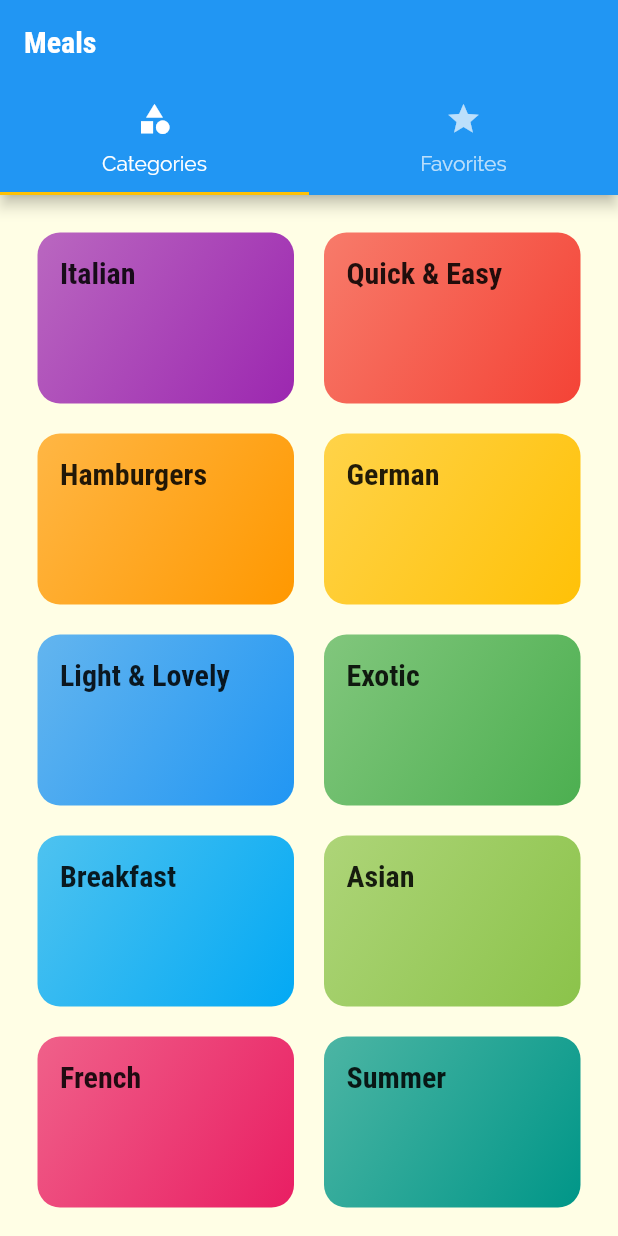
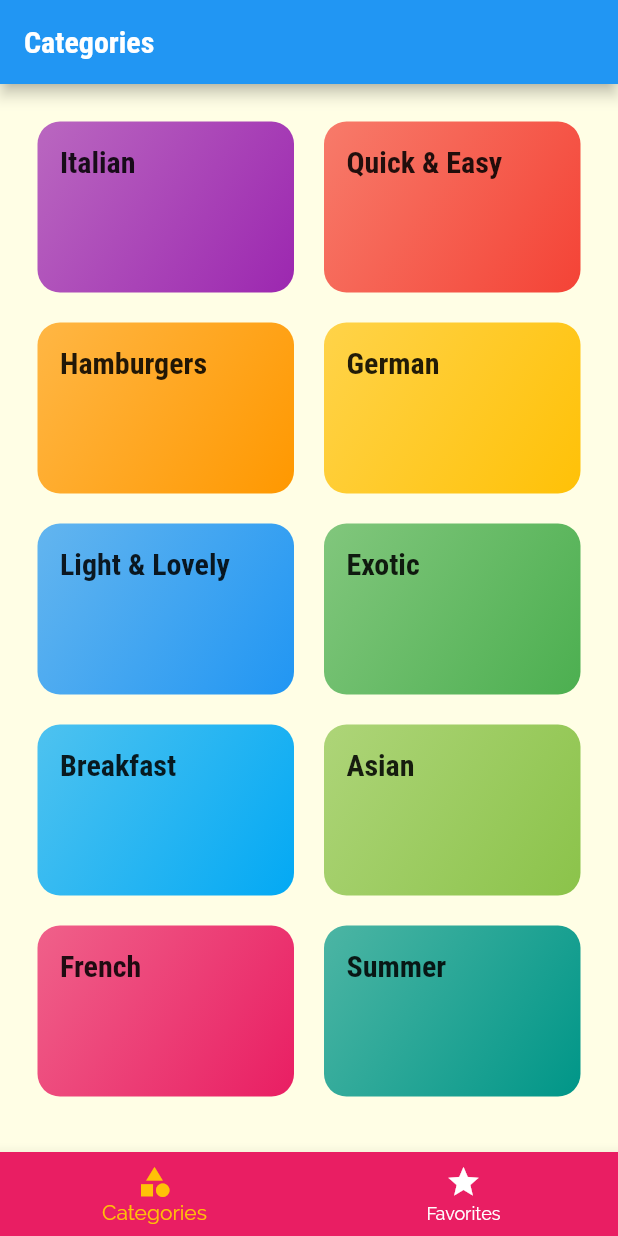
Before and after one commit to rodrigodsluz/flutter_meals_app, a Flutter app: the screen it shows after launch, on a phone screen of 412 x 824 dp. Run offline on Flutter 3.47's test engine with Material 2 defaults, Android fonts, the phone set to English and light mode, and no system bars.

```diff
--- a/lib/screens/tabs_screen.dart
+++ b/lib/screens/tabs_screen.dart
@@ -9,32 +9,51 @@ class TabsScreen extends StatefulWidget {
 }
 
 class _TabsScreenState extends State<TabsScreen> {
+  final List<Map<String, Object>> _pages = [
+    {
+      'page': CategoriesScreen(),
+      'title': 'Categories',
+    },
+    {
+      'page': FavoritesScreen(),
+      'title': 'Your Favorites',
+    },
+  ];
+
+  int _selectedPageIndex = 0;
+
+  void _selectPage(int index) {
+    setState(() {
+      _selectedPageIndex = index;
+    });
+  }
+
   @override
   Widget build(BuildContext context) {
-    return DefaultTabController(
-      length: 2,
-      child: Scaffold(
-        appBar: AppBar(
-          title: Text('Meals'),
-          bottom: TabBar(
-            tabs: [
-              Tab(
-                icon: Icon(Icons.category),
-                text: 'Categories',
-              ),
-              Tab(
-                icon: Icon(Icons.star),
-                text: 'Favorites',
-              ),
-            ],
+    return Scaffold(
+      appBar: AppBar(
+        title: Text(_pages[_selectedPageIndex]['title']),
+      ),
+      body: _pages[_selectedPageIndex]['page'],
+      bottomNavigationBar: BottomNavigationBar(
+        onTap: _selectPage,
+        backgroundColor: Theme.of(context).primaryColor,
+        unselectedItemColor: Colors.white,
+        selectedItemColor: Theme.of(context).colorScheme.secondary,
+        currentIndex: _selectedPageIndex,
+        //type: BottomNavigationBarType.fixed,
+        items: [
+          BottomNavigationBarItem(
+            backgroundColor: Theme.of(context).primaryColor,
+            icon: Icon(Icons.category),
+            label: 'Categories',
           ),
-        ),
-        body: TabBarView(
-          children: [
-            CategoriesScreen(),
-            FavoritesScreen(),
-          ],
-        ),
+          BottomNavigationBarItem(
+            backgroundColor: Theme.of(context).primaryColor,
+            icon: Icon(Icons.star),
+            label: 'Favorites',
+          ),
+        ],
       ),
     );
   }
```
